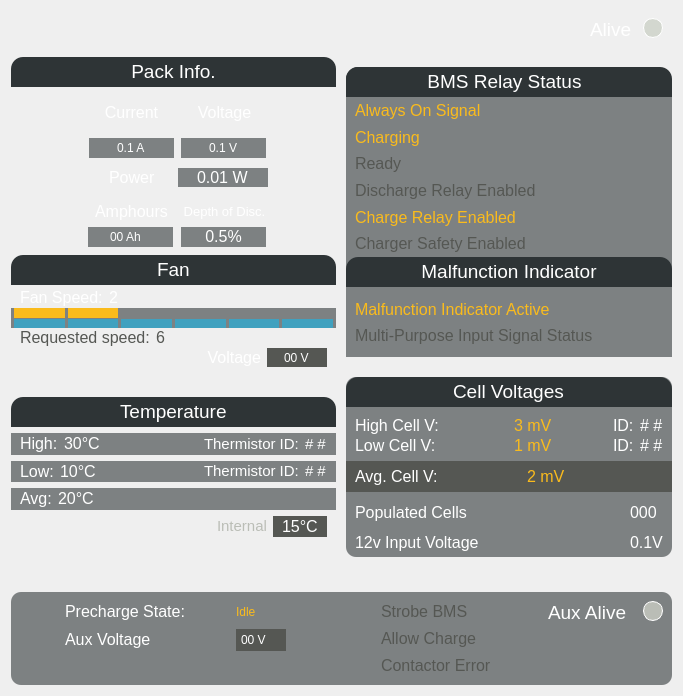
Qt form src/ViewLayer/DebugDisplay/BatteryPage/BatteryUi/BatteryUi.ui (UCSolarCarTeam/Epsilon-Dashboard) before a commit.
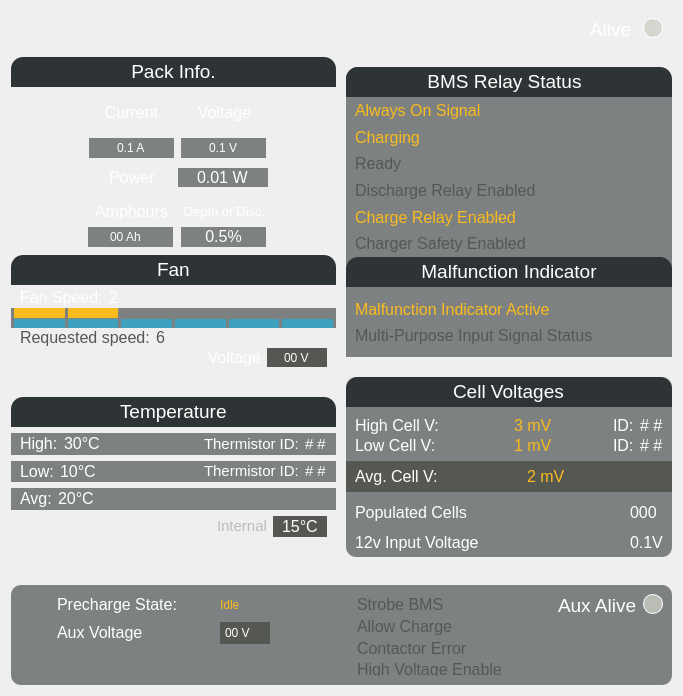
The same form after that commit.

Diff of the .ui file:
```diff
--- a/src/ViewLayer/DebugDisplay/BatteryPage/BatteryUi/BatteryUi.ui
+++ b/src/ViewLayer/DebugDisplay/BatteryPage/BatteryUi/BatteryUi.ui
@@ -2792,6 +2792,19 @@
            </property>
           </spacer>
          </item>
+         <item row="4" column="1">
+          <widget class="QLabel" name="highVoltageEnableLabel">
+           <property name="mouseTracking">
+            <bool>true</bool>
+           </property>
+           <property name="styleSheet">
+            <string notr="true">color: rgb(85, 87, 83);</string>
+           </property>
+           <property name="text">
+            <string>&lt;html&gt;&lt;head/&gt;&lt;body&gt;&lt;p&gt;&lt;span style=&quot; font-size:12pt;&quot;&gt;High Voltage Enable&lt;/span&gt;&lt;/p&gt;&lt;/body&gt;&lt;/html&gt;</string>
+           </property>
+          </widget>
+         </item>
         </layout>
        </widget>
       </item>
```
